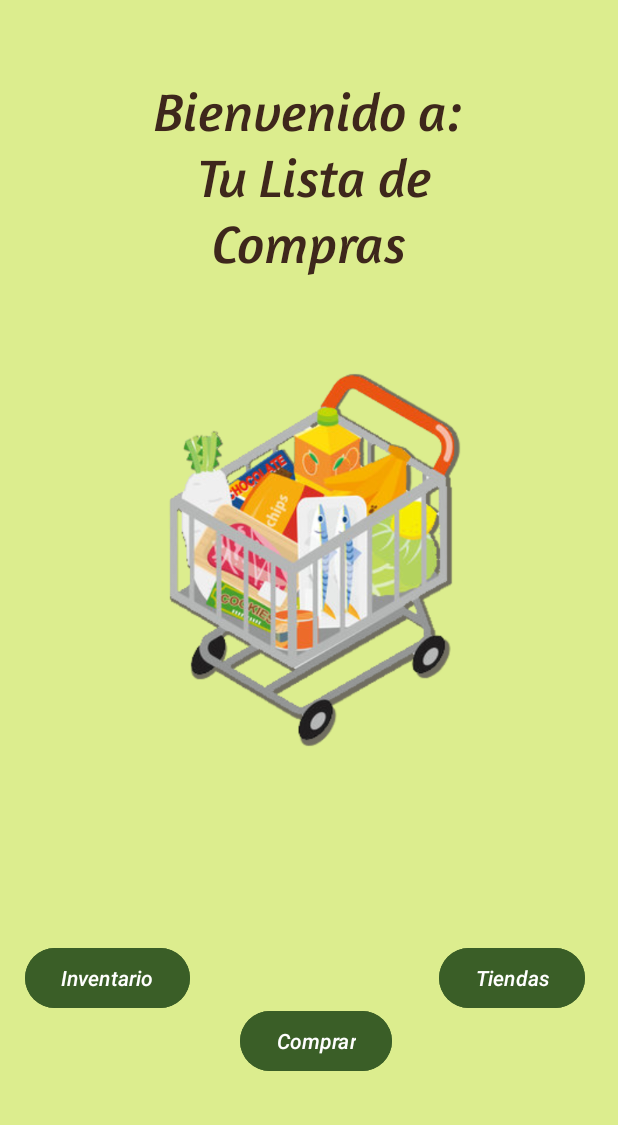
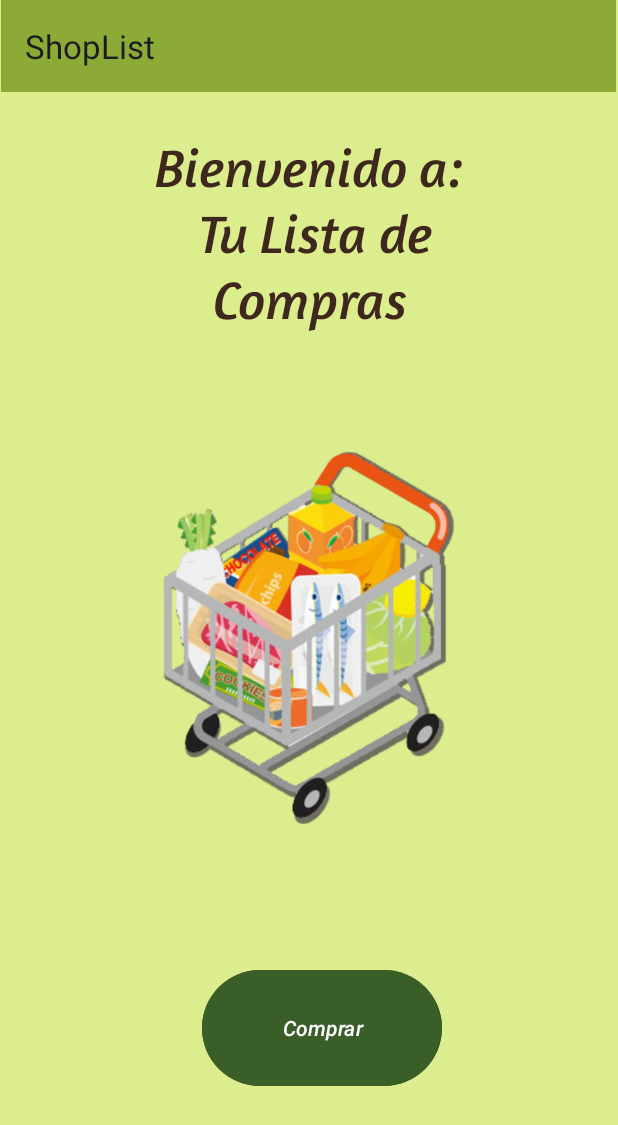
Before and after one commit to LisGC/ShopList, an Android app: the screen it shows after launch (MainActivity), on a phone screen of 412 x 824 dp. Shown: the top 1125 px of the screen. Run offline under Robolectric (Android 15) with nearby library versions, the phone set to English and light mode, and no system bars.

Commit message:
Cambios para la version 2, menu flotante

```diff
--- a/app/src/main/java/cl/lisgc/shoplist/MainActivity.kt
+++ b/app/src/main/java/cl/lisgc/shoplist/MainActivity.kt
@@ -3,6 +3,7 @@ package cl.lisgc.shoplist
 import android.content.Intent
 import androidx.appcompat.app.AppCompatActivity
 import android.os.Bundle
+import android.view.MenuItem
 import android.widget.Button
 
 class MainActivity : AppCompatActivity() {
@@ -10,31 +11,36 @@ class MainActivity : AppCompatActivity() {
         super.onCreate(savedInstanceState)
         setContentView(R.layout.activity_main)
 
-
-        ///Inventory
-        val inventoryNavegation = findViewById<Button>(R.id.button_inventory)
-
-        inventoryNavegation.setOnClickListener {
-            val intentAbout = Intent(this,Inventory::class.java)
-            startActivity(intentAbout)
-        }
+        setSupportActionBar(findViewById(R.id.toolbar))
 
         ///Buy
         val buyNavegation = findViewById<Button>(R.id.button_buy)
 
         buyNavegation.setOnClickListener {
-            val intentAbout = Intent(this,Buy::class.java)
+            val intentAbout = Intent(this, Buy::class.java)
             startActivity(intentAbout)
         }
 
-        ///Stores
-        val storesNavegation = findViewById<Button>(R.id.button_stores)
-
-        storesNavegation.setOnClickListener {
-            val intentAbout = Intent(this,Stores::class.java)
-            startActivity(intentAbout)
-        }
     }
 
+    override fun onOptionsItemSelected(item: MenuItem): Boolean {
+        when (item.itemId) {
+            R.id.action_stores -> {
+                val intentStores = Intent(this, Stores::class.java)
+                startActivity(intentStores)
+                return true
 
+            }
+
+            R.id.action_inventory -> {
+                val intentInventory = Intent(this, Inventory::class.java)
+                startActivity(intentInventory)
+                return true
+            }
+
+            else -> return super.onOptionsItemSelected(item)
+        }
+
+
+    }
 }
--- a/app/src/main/res/layout/activity_main.xml
+++ b/app/src/main/res/layout/activity_main.xml
@@ -7,14 +7,26 @@
     android:background="@color/limeGreen"
     tools:context=".MainActivity">
 
+    <androidx.appcompat.widget.Toolbar
+        android:id="@+id/toolbar"
+        android:layout_width="410dp"
+        android:layout_height="61dp"
+        android:layout_marginEnd="1dp"
+        android:layout_marginBottom="28dp"
+        app:layout_constraintBottom_toTopOf="@+id/title_menu"
+        app:layout_constraintEnd_toEndOf="parent"
+        app:layout_constraintStart_toStartOf="parent"
+        app:layout_constraintTop_toTopOf="parent"
+        android:background="@color/otherGreen"/>
+
     <ImageView
         android:id="@+id/imageView"
         android:layout_width="241dp"
         android:layout_height="249dp"
-        android:layout_marginStart="89dp"
-        android:layout_marginTop="24dp"
-        android:layout_marginEnd="82dp"
-        android:layout_marginBottom="150dp"
+        android:layout_marginStart="85dp"
+        android:layout_marginTop="44dp"
+        android:layout_marginEnd="85dp"
+        android:layout_marginBottom="68dp"
         app:layout_constraintBottom_toTopOf="@+id/button_buy"
         app:layout_constraintEnd_toEndOf="parent"
         app:layout_constraintStart_toStartOf="parent"
@@ -25,10 +37,9 @@
         android:id="@+id/title_menu"
         android:layout_width="272dp"
         android:layout_height="142dp"
-        android:layout_marginStart="68dp"
-        android:layout_marginTop="37dp"
-        android:layout_marginEnd="69dp"
-        android:layout_marginBottom="16dp"
+        android:layout_marginStart="69dp"
+        android:layout_marginTop="28dp"
+        android:layout_marginEnd="70dp"
         android:fontFamily="@font/amaranth_italic"
         android:text="@string/main_menuText"
         android:textAlignment="center"
@@ -37,19 +48,17 @@
         android:textSize="36sp"
         android:textStyle="italic"
         android:typeface="serif"
-        app:layout_constraintBottom_toTopOf="@+id/imageView"
         app:layout_constraintEnd_toEndOf="parent"
         app:layout_constraintStart_toStartOf="parent"
-        app:layout_constraintTop_toTopOf="parent" />
+        app:layout_constraintTop_toBottomOf="@+id/toolbar" />
 
     <Button
         android:id="@+id/button_buy"
-        android:layout_width="wrap_content"
-        android:layout_height="wrap_content"
-        android:layout_marginStart="160dp"
-        android:layout_marginTop="8dp"
-        android:layout_marginEnd="160dp"
-        android:layout_marginBottom="91dp"
+        android:layout_width="160dp"
+        android:layout_height="85dp"
+        android:layout_marginStart="154dp"
+        android:layout_marginEnd="155dp"
+        android:layout_marginBottom="96dp"
         android:backgroundTint="@color/darkGreen"
         android:fontFamily="sans-serif-medium"
         android:text="@string/buy"
@@ -59,53 +68,7 @@
         android:typeface="serif"
         app:layout_constraintBottom_toBottomOf="parent"
         app:layout_constraintEnd_toEndOf="parent"
-        app:layout_constraintHorizontal_bias="0.0"
-        app:layout_constraintStart_toStartOf="parent"
-        app:layout_constraintTop_toBottomOf="@+id/imageView" />
-
-    <Button
-        android:id="@+id/button_inventory"
-        android:layout_width="wrap_content"
-        android:layout_height="wrap_content"
-        android:layout_marginStart="36dp"
-        android:layout_marginTop="91dp"
-        android:layout_marginEnd="33dp"
-        android:layout_marginBottom="91dp"
-        android:backgroundTint="@color/darkGreen"
-        android:fontFamily="sans-serif-medium"
-        android:text="@string/inventory"
-        android:textAlignment="center"
-        android:textColor="@color/white"
-        android:textStyle="italic"
-        android:typeface="serif"
-        app:layout_constraintBottom_toBottomOf="parent"
-        app:layout_constraintEnd_toStartOf="@+id/button_buy"
-        app:layout_constraintHorizontal_bias="1.0"
-        app:layout_constraintStart_toStartOf="parent"
-        app:layout_constraintTop_toBottomOf="@+id/imageView"
-        app:layout_constraintVertical_bias="0.405" />
-
-    <Button
-        android:id="@+id/button_stores"
-        android:layout_width="wrap_content"
-        android:layout_height="wrap_content"
-        android:layout_marginStart="31dp"
-        android:layout_marginTop="91dp"
-        android:layout_marginEnd="36dp"
-        android:layout_marginBottom="91dp"
-        android:backgroundTint="@color/darkGreen"
-        android:fontFamily="sans-serif-medium"
-        android:text="@string/stores"
-        android:textAlignment="center"
-        android:textAllCaps="false"
-        android:textColor="@color/white"
-        android:textStyle="italic"
-        android:typeface="serif"
-        app:layout_constraintBottom_toBottomOf="parent"
-        app:layout_constraintEnd_toEndOf="parent"
-        app:layout_constraintHorizontal_bias="0.0"
-        app:layout_constraintStart_toEndOf="@+id/button_buy"
-        app:layout_constraintTop_toBottomOf="@+id/imageView"
-        app:layout_constraintVertical_bias="0.405" />
+        app:layout_constraintHorizontal_bias="0.344"
+        app:layout_constraintStart_toStartOf="parent" />
 
 </androidx.constraintlayout.widget.ConstraintLayout>
--- /dev/null
+++ b/app/src/main/res/menu/floating_menu.xml
@@ -0,0 +1,11 @@
+<?xml version="1.0" encoding="utf-8"?>
+<menu xmlns:android="http://schemas.android.com/apk/res/android">
+<item
+    android:id="@+id/action_stores"
+    android:title="@string/stores"/>
+
+<item
+    android:id="@+id/action_inventory"
+    android:title="@string/inventory"/>
+
+</menu>
--- a/build.gradle.kts
+++ b/build.gradle.kts
@@ -1,5 +1,5 @@
 // Top-level build file where you can add configuration options common to all sub-projects/modules.
 plugins {
-    id("com.android.application") version "8.1.2" apply false
+    id("com.android.application") version "8.1.3" apply false
     id("org.jetbrains.kotlin.android") version "1.9.0" apply false
 }
```
